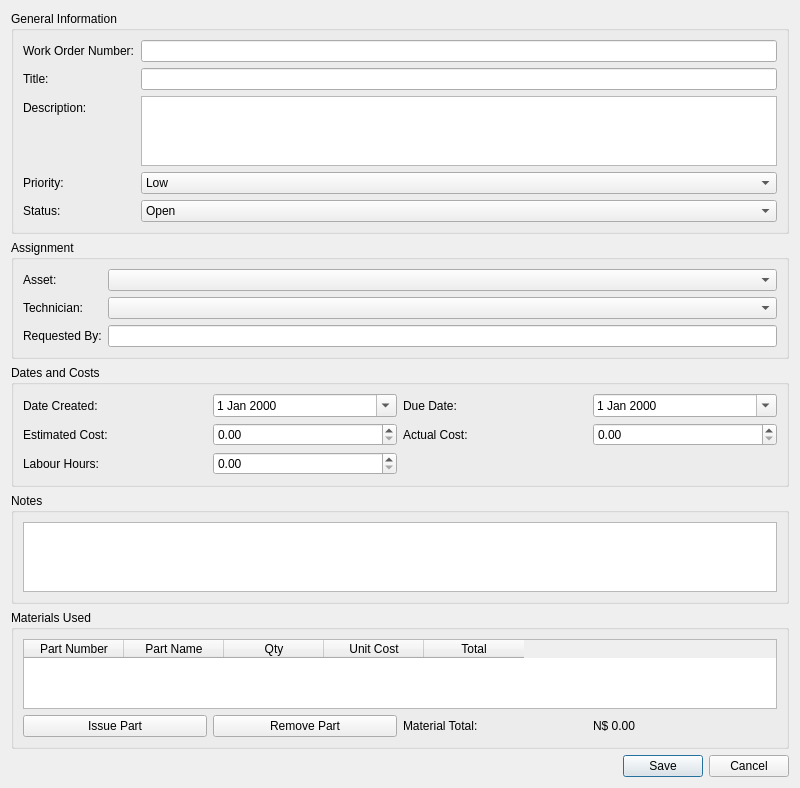
Above: app/ui/forms/add_work_order.ui from Apie-dup/MaintenanceSystem before the change. Below: the same form after it.
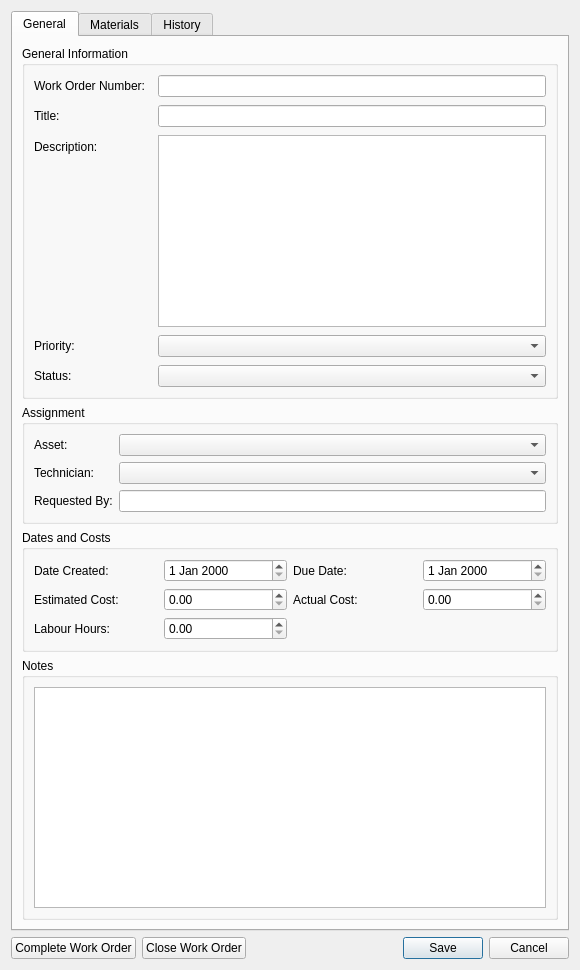
That is the form after the change.

Commit message: Add purchase cost to Assets

```diff
--- a/app/ui/forms/add_work_order.ui
+++ b/app/ui/forms/add_work_order.ui
@@ -6,23 +6,51 @@
    <rect>
     <x>0</x>
     <y>0</y>
-    <width>800</width>
-    <height>650</height>
+    <width>580</width>
+    <height>970</height>
    </rect>
   </property>
+  <property name="minimumSize">
+   <size>
+    <width>0</width>
+    <height>0</height>
+   </size>
+  </property>
   <property name="windowTitle">
    <string>Add Work Order</string>
   </property>
   <layout class="QVBoxLayout" name="verticalLayout">
    <item>
+    <widget class="QTabWidget" name="tabWorkOrder">
+     <property name="currentIndex">
+      <number>0</number>
+     </property>
+     <widget class="QWidget" name="General">
+      <attribute name="title">
+       <string>General</string>
+      </attribute>
+      <layout class="QVBoxLayout" name="verticalLayout_3">
+       <item>
     <widget class="QGroupBox" name="groupGeneralInfo">
+         <property name="sizePolicy">
+          <sizepolicy hsizetype="Expanding" vsizetype="Preferred">
+           <horstretch>0</horstretch>
+           <verstretch>0</verstretch>
+          </sizepolicy>
+         </property>
      <property name="title">
       <string>General Information</string>
      </property>
-     <property name="flat">
-      <bool>true</bool>
-     </property>
      <layout class="QFormLayout" name="formGeneralInfo">
+          <property name="rowWrapPolicy">
+           <enum>QFormLayout::RowWrapPolicy::WrapLongRows</enum>
+          </property>
+          <property name="horizontalSpacing">
+           <number>12</number>
+          </property>
+          <property name="verticalSpacing">
+           <number>8</number>
+          </property>
       <item row="0" column="0">
        <widget class="QLabel" name="lblWorkOrderNumber">
         <property name="text">
@@ -31,11 +59,7 @@
        </widget>
       </item>
       <item row="0" column="1">
-       <widget class="QLineEdit" name="txtWorkOrderNumber">
-        <property name="readOnly">
-         <bool>true</bool>
-        </property>
-       </widget>
+           <widget class="QLineEdit" name="txtWorkOrderNumber"/>
       </item>
       <item row="1" column="0">
        <widget class="QLabel" name="lblTitle">
@@ -55,7 +79,20 @@
        </widget>
       </item>
       <item row="2" column="1">
-       <widget class="QTextEdit" name="teDescription"/>
+           <widget class="QPlainTextEdit" name="teDescription">
+            <property name="sizePolicy">
+             <sizepolicy hsizetype="Expanding" vsizetype="Preferred">
+              <horstretch>0</horstretch>
+              <verstretch>0</verstretch>
+             </sizepolicy>
+            </property>
+            <property name="minimumSize">
+             <size>
+              <width>0</width>
+              <height>0</height>
+             </size>
+            </property>
+           </widget>
       </item>
       <item row="3" column="0">
        <widget class="QLabel" name="lblPriority">
@@ -65,23 +102,7 @@
        </widget>
       </item>
       <item row="3" column="1">
-       <widget class="QComboBox" name="cmbPriority">
-        <item>
-         <property name="text">
-          <string>Low</string>
-         </property>
-        </item>
-        <item>
-         <property name="text">
-          <string>Medium</string>
-         </property>
-        </item>
-        <item>
-         <property name="text">
-          <string>High</string>
-         </property>
-        </item>
-       </widget>
+           <widget class="QComboBox" name="cmbPriority"/>
       </item>
       <item row="4" column="0">
        <widget class="QLabel" name="lblStatus">
@@ -91,36 +112,26 @@
        </widget>
       </item>
       <item row="4" column="1">
-       <widget class="QComboBox" name="cmbStatus">
-        <item>
-         <property name="text">
-          <string>Open</string>
-         </property>
-        </item>
-        <item>
-         <property name="text">
-          <string>In Progress</string>
-         </property>
-        </item>
-        <item>
-         <property name="text">
-          <string>Closed</string>
-         </property>
-        </item>
-       </widget>
+           <widget class="QComboBox" name="cmbStatus"/>
       </item>
      </layout>
     </widget>
    </item>
    <item>
     <widget class="QGroupBox" name="groupAssignment">
+         <property name="sizePolicy">
+          <sizepolicy hsizetype="Expanding" vsizetype="Preferred">
+           <horstretch>0</horstretch>
+           <verstretch>0</verstretch>
+          </sizepolicy>
+         </property>
      <property name="title">
       <string>Assignment</string>
      </property>
-     <property name="flat">
-      <bool>true</bool>
-     </property>
      <layout class="QFormLayout" name="formAssignment">
+          <property name="rowWrapPolicy">
+           <enum>QFormLayout::RowWrapPolicy::WrapLongRows</enum>
+          </property>
       <item row="0" column="0">
        <widget class="QLabel" name="lblAsset">
         <property name="text">
@@ -156,12 +167,15 @@
    </item>
    <item>
     <widget class="QGroupBox" name="groupDatesCosts">
+         <property name="sizePolicy">
+          <sizepolicy hsizetype="Expanding" vsizetype="Preferred">
+           <horstretch>0</horstretch>
+           <verstretch>0</verstretch>
+          </sizepolicy>
+         </property>
      <property name="title">
       <string>Dates and Costs</string>
      </property>
-     <property name="flat">
-      <bool>true</bool>
-     </property>
      <layout class="QGridLayout" name="gridDatesCosts">
       <item row="0" column="0">
        <widget class="QLabel" name="lblDateCreated">
@@ -171,11 +185,7 @@
        </widget>
       </item>
       <item row="0" column="1">
-       <widget class="QDateEdit" name="dtDateCreated">
-        <property name="calendarPopup">
-         <bool>true</bool>
-        </property>
-       </widget>
+           <widget class="QDateEdit" name="dtDateCreated"/>
       </item>
       <item row="0" column="2">
        <widget class="QLabel" name="lblDueDate">
@@ -185,11 +195,7 @@
        </widget>
       </item>
       <item row="0" column="3">
-       <widget class="QDateEdit" name="dtDueDate">
-        <property name="calendarPopup">
-         <bool>true</bool>
-        </property>
-       </widget>
+           <widget class="QDateEdit" name="dtDueDate"/>
       </item>
       <item row="1" column="0">
        <widget class="QLabel" name="lblEstimatedCost">
@@ -199,14 +205,7 @@
        </widget>
       </item>
       <item row="1" column="1">
-       <widget class="QDoubleSpinBox" name="dsbEstimatedCost">
-        <property name="decimals">
-         <number>2</number>
-        </property>
-        <property name="maximum">
-         <double>999999.989999999990687</double>
-        </property>
-       </widget>
+           <widget class="QDoubleSpinBox" name="dsbEstimatedCost"/>
       </item>
       <item row="1" column="2">
        <widget class="QLabel" name="lblActualCost">
@@ -216,14 +215,7 @@
        </widget>
       </item>
       <item row="1" column="3">
-       <widget class="QDoubleSpinBox" name="dsbActualCost">
-        <property name="decimals">
-         <number>2</number>
-        </property>
-        <property name="maximum">
-         <double>999999.989999999990687</double>
-        </property>
-       </widget>
+           <widget class="QDoubleSpinBox" name="dsbActualCost"/>
       </item>
       <item row="2" column="0">
        <widget class="QLabel" name="lblLabourHours">
@@ -233,105 +225,131 @@
        </widget>
       </item>
       <item row="2" column="1">
-       <widget class="QDoubleSpinBox" name="dsbLabourHours">
-        <property name="decimals">
-         <number>2</number>
-        </property>
-        <property name="maximum">
-         <double>9999.989999999999782</double>
-        </property>
-       </widget>
+           <widget class="QDoubleSpinBox" name="dsbLabourHours"/>
       </item>
      </layout>
     </widget>
    </item>
    <item>
     <widget class="QGroupBox" name="groupNotes">
+         <property name="sizePolicy">
+          <sizepolicy hsizetype="Expanding" vsizetype="Expanding">
+           <horstretch>0</horstretch>
+           <verstretch>0</verstretch>
+          </sizepolicy>
+         </property>
      <property name="title">
       <string>Notes</string>
      </property>
-     <property name="flat">
-      <bool>true</bool>
-     </property>
-     <layout class="QVBoxLayout" name="layoutNotes">
+         <layout class="QVBoxLayout" name="verticalLayout_2">
       <item>
-       <widget class="QTextEdit" name="teNotes"/>
+           <widget class="QPlainTextEdit" name="teNotes">
+            <property name="sizePolicy">
+             <sizepolicy hsizetype="Expanding" vsizetype="Expanding">
+              <horstretch>0</horstretch>
+              <verstretch>0</verstretch>
+             </sizepolicy>
+            </property>
+           </widget>
       </item>
      </layout>
     </widget>
    </item>
+      </layout>
+     </widget>
+     <widget class="QWidget" name="Materials">
+      <attribute name="title">
+       <string>Materials</string>
+      </attribute>
+      <layout class="QVBoxLayout" name="verticalLayout_5">
    <item>
     <widget class="QGroupBox" name="groupMaterials">
      <property name="title">
       <string>Materials Used</string>
      </property>
-     <property name="flat">
-      <bool>true</bool>
-     </property>
      <layout class="QVBoxLayout" name="layoutMaterials">
       <item>
-       <widget class="QTableWidget" name="tblParts">
-        <column>
-         <property name="text">
-          <string>Part Number</string>
-         </property>
-        </column>
-        <column>
-         <property name="text">
-          <string>Part Name</string>
-         </property>
-        </column>
-        <column>
-         <property name="text">
-          <string>Qty</string>
-         </property>
-        </column>
-        <column>
-         <property name="text">
-          <string>Unit Cost</string>
-         </property>
-        </column>
-        <column>
-         <property name="text">
-          <string>Total</string>
-         </property>
-        </column>
-       </widget>
+           <widget class="QTableWidget" name="tblParts"/>
       </item>
       <item>
        <layout class="QHBoxLayout" name="layoutMaterialButtons">
         <item>
          <widget class="QPushButton" name="btnIssuePart">
           <property name="text">
-           <string>Issue Part</string>
+               <string>Issue Parts</string>
           </property>
          </widget>
         </item>
         <item>
          <widget class="QPushButton" name="btnRemovePart">
           <property name="text">
-           <string>Remove Part</string>
+               <string>Remove Parts</string>
           </property>
          </widget>
         </item>
         <item>
          <widget class="QLabel" name="lblMaterieTotalTitle">
           <property name="text">
-           <string>Material Total:</string>
+               <string>Materials Total: N$0.00</string>
           </property>
          </widget>
         </item>
+           </layout>
+          </item>
+         </layout>
+        </widget>
+       </item>
+      </layout>
+     </widget>
+     <widget class="QWidget" name="History">
+      <attribute name="title">
+       <string>History</string>
+      </attribute>
+      <layout class="QVBoxLayout" name="verticalLayout_6">
         <item>
-         <widget class="QLabel" name="lblMaterialTotal">
-          <property name="text">
-           <string>N$ 0.00</string>
-          </property>
-         </widget>
-        </item>
-       </layout>
+        <widget class="QGroupBox" name="groupHistory">
+         <property name="title">
+          <string>Work Order History</string>
+         </property>
+         <layout class="QVBoxLayout" name="verticalLayout_4">
+          <item>
+           <widget class="QTableWidget" name="tblHistory"/>
+          </item>
+         </layout>
+        </widget>
       </item>
      </layout>
     </widget>
+    </widget>
+   </item>
+   <item>
+    <layout class="QHBoxLayout" name="horizontalLayout">
+     <item>
+      <widget class="QPushButton" name="btnComplete">
+       <property name="text">
+        <string>Complete Work Order</string>
+       </property>
+      </widget>
+     </item>
+     <item>
+      <widget class="QPushButton" name="btnCloseWorkOrder">
+       <property name="text">
+        <string>Close Work Order</string>
+       </property>
+      </widget>
+     </item>
+     <item>
+      <spacer name="horizontalSpacer">
+       <property name="orientation">
+        <enum>Qt::Orientation::Horizontal</enum>
+       </property>
+       <property name="sizeHint" stdset="0">
+        <size>
+         <width>0</width>
+         <height>0</height>
+        </size>
+       </property>
+      </spacer>
    </item>
    <item>
     <widget class="QDialogButtonBox" name="buttonBox">
@@ -339,6 +357,8 @@
       <set>QDialogButtonBox::StandardButton::Cancel|QDialogButtonBox::StandardButton::Save</set>
      </property>
     </widget>
+     </item>
+    </layout>
    </item>
   </layout>
  </widget>
```
Left out of the diff: 4 changed lines with no effect on the pictures. Lines whose indentation alone changed are shown as unchanged. The commit also changes 42 other files.
